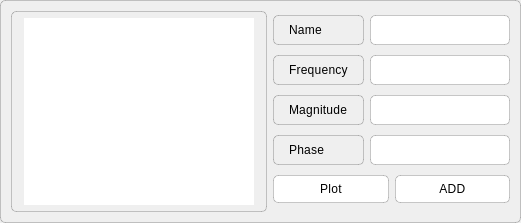
This is mixer.ui in Muhannad159/Sampling-Theory-Studio as Qt 5 draws it before an edit. The edited form follows.
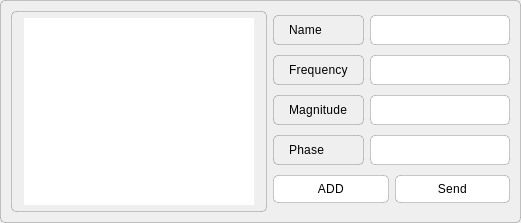
This is the edited form. Custom widgets are drawn as their Qt base class.

The edit to the form file:
```diff
--- a/mixer.ui
+++ b/mixer.ui
@@ -91,7 +91,7 @@
        <item row="4" column="0" colspan="2">
         <layout class="QHBoxLayout" name="horizontalLayout_5">
          <item>
-          <widget class="QPushButton" name="plot_push_btn">
+          <widget class="QPushButton" name="add_push_btn">
            <property name="styleSheet">
             <string notr="true">QPushButton {background-color:white;}
 ::hover {
@@ -105,12 +105,12 @@
 </string>
            </property>
            <property name="text">
-            <string>Plot</string>
+            <string>ADD</string>
            </property>
           </widget>
          </item>
          <item>
-          <widget class="QPushButton" name="add_push_btn">
+          <widget class="QPushButton" name="send_push_btn">
            <property name="styleSheet">
             <string notr="true">QPushButton {background-color:white;}
 ::hover {
@@ -121,7 +121,7 @@
 }</string>
            </property>
            <property name="text">
-            <string>ADD</string>
+            <string>Send</string>
            </property>
           </widget>
          </item>
```
